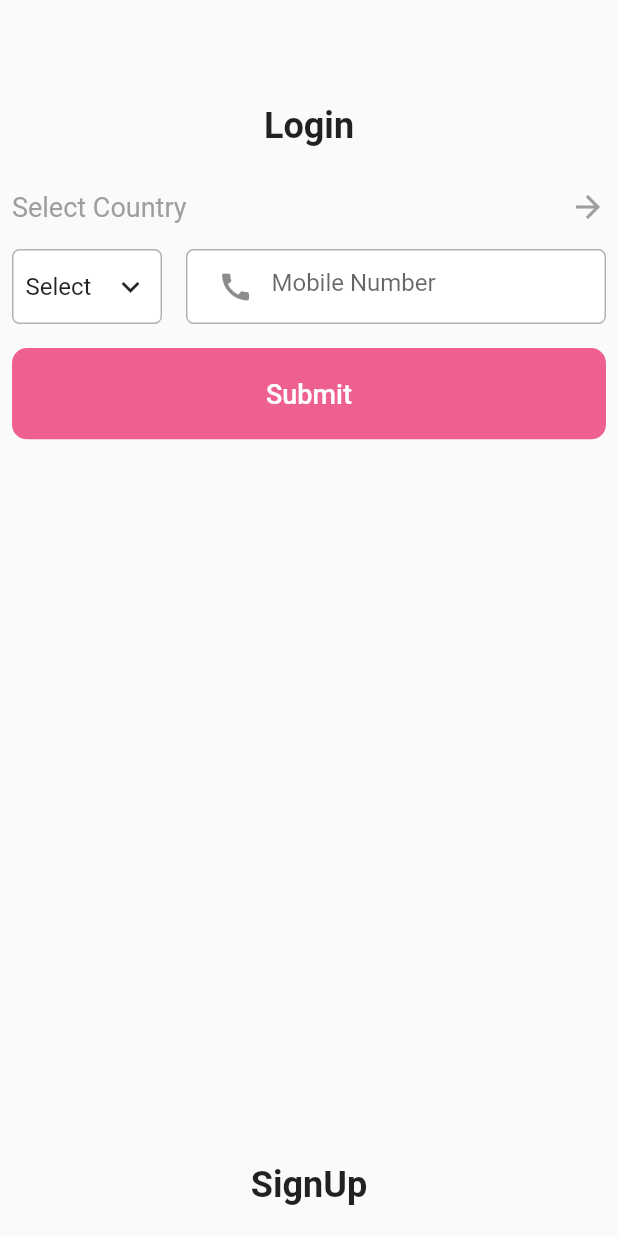
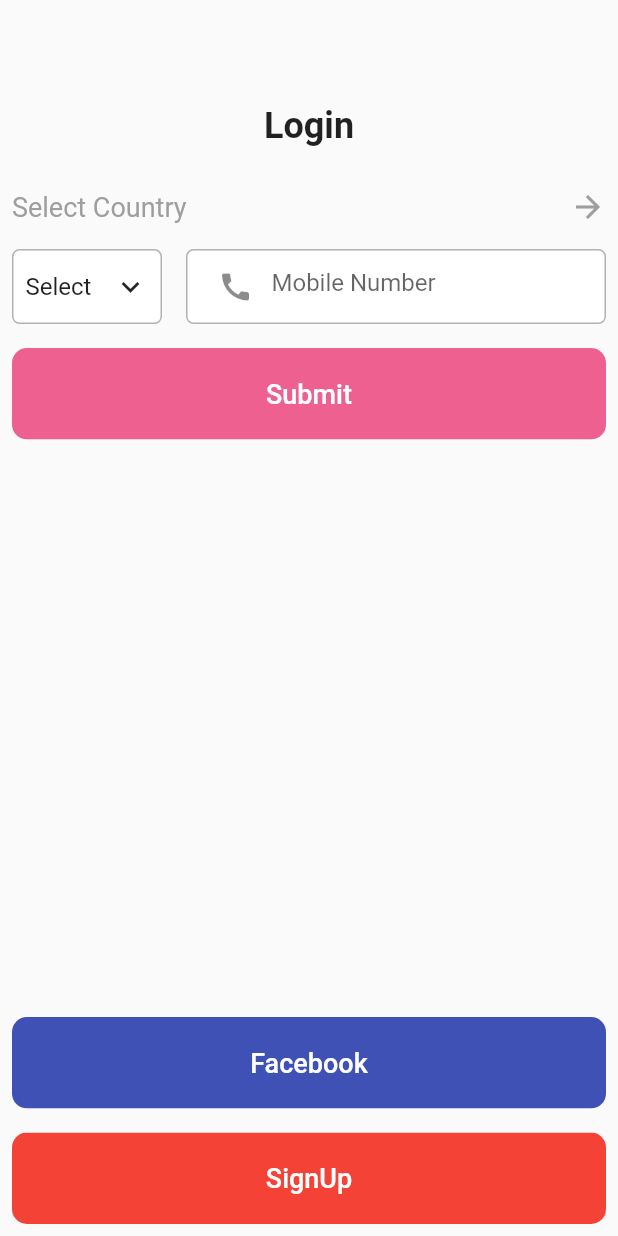
Before and after one commit to 2519325088/flutter_mmhelper, a Flutter app: the screen it shows after launch, on a phone screen of 412 x 824 dp. Run offline on Flutter 3.47's test engine with Material 2 defaults, Android fonts, the light colour scheme and no system bars; our stand-ins replace cloud_firestore, dio, firebase_auth; missing offline and left inert: after_init, flutter_facebook_login; accounts and stored records are empty.

Commit message:
- project create

```diff
--- /dev/null
+++ b/lib/Models/FacebookModel.dart
@@ -0,0 +1,41 @@
+// To parse this JSON data, do
+//
+//     final facebookdata = facebookdataFromJson(jsonString);
+
+import 'dart:convert';
+
+Facebookdata facebookdataFromJson(String str) => Facebookdata.fromJson(json.decode(str));
+
+String facebookdataToJson(Facebookdata data) => json.encode(data.toJson());
+
+class Facebookdata {
+  String name;
+  String firstName;
+  String lastName;
+  String email;
+  String id;
+
+  Facebookdata({
+    this.name,
+    this.firstName,
+    this.lastName,
+    this.email,
+    this.id,
+  });
+
+  factory Facebookdata.fromJson(Map<String, dynamic> json) => new Facebookdata(
+    name: json["name"] == null ? null : json["name"],
+    firstName: json["first_name"] == null ? null : json["first_name"],
+    lastName: json["last_name"] == null ? null : json["last_name"],
+    email: json["email"] == null ? null : json["email"],
+    id: json["id"] == null ? null : json["id"],
+  );
+
+  Map<String, dynamic> toJson() => {
+    "name": name == null ? null : name,
+    "first_name": firstName == null ? null : firstName,
+    "last_name": lastName == null ? null : lastName,
+    "email": email == null ? null : email,
+    "id": id == null ? null : id,
+  };
+}
--- a/lib/ui/Dashboard.dart
+++ b/lib/ui/Dashboard.dart
@@ -1,5 +1,6 @@
 import 'package:firebase_auth/firebase_auth.dart';
 import 'package:flutter/material.dart';
+import 'package:flutter_facebook_login/flutter_facebook_login.dart';
 import 'package:flutter_mmhelper/ui/LoginScreen.dart';
 
 class Dashboard extends StatefulWidget {
@@ -9,6 +10,7 @@
 
 class _DashboardState extends State<Dashboard> {
   final _firebaseAuth = FirebaseAuth.instance;
+  final facebookLogin = FacebookLogin();
   @override
   Widget build(BuildContext context) {
     return Scaffold(
@@ -20,6 +22,7 @@
           child: FlatButton(
             onPressed: () {
               _firebaseAuth.signOut();
+              facebookLogin.logOut();
               Navigator.pushAndRemoveUntil(context,
                   MaterialPageRoute(builder: (context) {
                     return LoginScreen();
--- a/lib/ui/LoginScreen.dart
+++ b/lib/ui/LoginScreen.dart
@@ -1,7 +1,11 @@
 import 'package:after_init/after_init.dart';
 import 'package:firebase_auth/firebase_auth.dart';
 import 'package:flutter/material.dart';
+import 'package:flutter_facebook_login/flutter_facebook_login.dart';
+import 'package:flutter_mmhelper/Models/FacebookModel.dart';
+import 'package:flutter_mmhelper/Models/FlContentModel.dart';
 import 'package:flutter_mmhelper/services/GetCountryListService.dart';
+import 'package:flutter_mmhelper/services/database.dart';
 import 'package:flutter_mmhelper/ui/SignUpScreen.dart';
 import 'package:provider/provider.dart';
 import 'package:flutter/services.dart';
@@ -24,13 +28,13 @@
   String _message = '';
   String _verificationId;
   bool isShowSms = false;
+  Facebookdata facebookdata = Facebookdata();
 
   @override
   void didInitState() {
     var getCountryList = Provider.of<GetCountryListService>(context);
     getCountryList.getCountryList();
   }
-
 
   void _verifyPhoneNumber() async {
     var getCountryList = Provider.of<GetCountryListService>(context);
@@ -119,7 +123,6 @@
         } else {
           _message = 'Sign in failed';
         }
-
       } on PlatformException catch (e) {
         PlatformExceptionAlertDialog(
           title: 'Operation failed',
@@ -134,23 +137,53 @@
   }
 
   @override
-  Future<User> createUserWithEmailAndPassword(
-      {String email, String password}) async {
-    try {
-      final authResult = await _firebaseAuth.createUserWithEmailAndPassword(
-          email: email, password: password);
-      return null;
-    } on PlatformException catch (e) {
-      setState(() {
-        isLoading = false;
+  Future<User> signInWithFacebook() async {
+    final database = Provider.of<FirestoreDatabase>(context);
+    final facebookLogin = FacebookLogin();
+
+    final result = await facebookLogin.logIn(
+      ['email'],
+    );
+
+    if (result.status == FacebookLoginStatus.loggedIn) {
+      if (result.accessToken != null) {
+        final authResult = await _firebaseAuth.signInWithCredential(
+          FacebookAuthProvider.getCredential(
+            accessToken: result.accessToken.token,
+          ),
+        );
+        database
+            .facebookCall(scaffoldKey, result.accessToken.token)
+            .then((onValue) async {
+          final flContent = FlContent(
+            name: onValue.name ?? "",
+            email: onValue.email ?? "",
+          );
+          await database.createUser(flContent);
         });
-      PlatformExceptionAlertDialog(
-        title: 'Operation failed',
-        exception: e,
-      ).show(context);
-      FocusScope.of(context).requestFocus(FocusNode());
+        Navigator.pushAndRemoveUntil(context,
+            MaterialPageRoute(builder: (context) {
+          return Dashboard();
+        }), (Route<dynamic> route) => false);
+        return _userFromFirebase(authResult.user);
+      } else {
+        throw PlatformException(
+          code: 'ERROR_ABORTED_BY_USER',
+          message: 'Sign in aborted by user',
+        );
+      }
+    } else {
+      scaffoldKey.currentState.showSnackBar(SnackBar(
+        content: Text(result.status.toString()),
+      ));
+    }
+  }
+
+  User _userFromFirebase(FirebaseUser user) {
+    if (user == null) {
       return null;
     }
+    return User(uid: user.uid);
   }
 
   @override
@@ -294,7 +327,11 @@
                       ),
                     ],
                   ),
-                  isShowSms? Padding(
+                  isShowSms
+                      ? Column(
+                          crossAxisAlignment: CrossAxisAlignment.start,
+                          children: <Widget>[
+                            Padding(
                               padding: const EdgeInsets.all(8.0),
                               child: Column(
                                 crossAxisAlignment: CrossAxisAlignment.start,
@@ -302,17 +339,21 @@
                                   Container(
                                     decoration: BoxDecoration(
                                         border: Border.all(
-                                  color: Colors.black.withOpacity(0.3)),
-                              borderRadius:
-                                  BorderRadius.all(Radius.circular(5)),
+                                            color:
+                                                Colors.black.withOpacity(0.3)),
+                                        borderRadius: BorderRadius.all(
+                                            Radius.circular(5)),
                                         color: Colors.white),
                                     child: Padding(
-                            padding: const EdgeInsets.symmetric(horizontal: 8),
+                                      padding: const EdgeInsets.symmetric(
+                                          horizontal: 8),
                                       child: TextFormField(
                                         controller: _smsController,
-                              keyboardType: TextInputType.numberWithOptions(
+                                        keyboardType:
+                                            TextInputType.numberWithOptions(
                                                 signed: false, decimal: false),
-                              cursorColor: Theme.of(context).accentColor,
+                                        cursorColor:
+                                            Theme.of(context).accentColor,
                                         decoration: InputDecoration(
                                             prefixIcon: Icon(Icons.sms),
                                             hintText: "Enter SMS code",
@@ -322,19 +363,34 @@
                                   ),
                                 ],
                               ),
-                  ):SizedBox(),
+                            ),
+                            GestureDetector(
+                              onTap: () {
+                                _verifyPhoneNumber();
+                              },
+                              child: Padding(
+                                padding: const EdgeInsets.all(8.0),
+                                child: Text(
+                                  "Not received? Resend SMS",
+                                  style: TextStyle(fontSize: 16),
+                                ),
+                              ),
+                            )
+                          ],
+                        )
+                      : SizedBox(),
                   Padding(
                     padding: const EdgeInsets.all(8.0),
                     child: ClipRRect(
                       borderRadius: BorderRadius.all(Radius.circular(10)),
                       child: FlatButton(
-                        onPressed:(){
-                          if(isShowSms){
+                        onPressed: () {
+                          if (isShowSms) {
                             _signInWithPhoneNumber();
-                          }else{
+                          } else {
                             _verifyPhoneNumber();
                           }
-                        } ,
+                        },
                         child: Center(
                             child: Padding(
                           padding: const EdgeInsets.symmetric(
@@ -354,20 +410,59 @@
               Expanded(
                 child: Align(
                   alignment: Alignment.bottomCenter,
+                  child: Column(
+                    mainAxisAlignment: MainAxisAlignment.end,
+                    children: <Widget>[
+                      Padding(
+                        padding: const EdgeInsets.all(8.0),
+                        child: ClipRRect(
+                          borderRadius: BorderRadius.all(Radius.circular(10)),
+                          child: FlatButton(
+                            onPressed: () {
+                              signInWithFacebook();
+                            },
+                            child: Center(
                                 child: Padding(
                               padding: const EdgeInsets.symmetric(
-                        horizontal: 16, vertical: 20),
-                    child: GestureDetector(
-                        onTap: () {
+                                  horizontal: 100, vertical: 20),
+                              child: Text(
+                                "Facebook",
+                                style: TextStyle(
+                                    color: Colors.white, fontSize: 18),
+                              ),
+                            )),
+                            shape: RoundedRectangleBorder(),
+                            color: Colors.indigo,
+                          ),
+                        ),
+                      ),
+                      Padding(
+                        padding: const EdgeInsets.all(8.0),
+                        child: ClipRRect(
+                          borderRadius: BorderRadius.all(Radius.circular(10)),
+                          child: FlatButton(
+                            onPressed: () {
                               Navigator.of(context)
                                   .push(MaterialPageRoute(builder: (context) {
                                 return SignUpScreen();
                               }));
                             },
+                            child: Center(
+                                child: Padding(
+                              padding: const EdgeInsets.symmetric(
+                                  horizontal: 100, vertical: 20),
                               child: Text(
                                 "SignUp",
-                          style: TextStyle(fontWeight: FontWeight.bold,fontSize: 24),
+                                style: TextStyle(
+                                    color: Colors.white, fontSize: 18),
+                              ),
                             )),
+                            shape: RoundedRectangleBorder(),
+                            color: Colors.red,
+                          ),
+                        ),
+                      ),
+                    ],
                   ),
                 ),
               ),
--- a/pubspec.yaml
+++ b/pubspec.yaml
@@ -23,6 +23,8 @@
   after_init: ^0.1.2
   cloud_firestore: ^0.13.2+1
   firebase_auth: ^0.15.4
+  flutter_facebook_login: ^3.0.0
+  dio: ^3.0.8
 
   # The following adds the Cupertino Icons font to your application.
   # Use with the CupertinoIcons class for iOS style icons.
```
Also changed, not shown: lib/services/database.dart (+20 -6 lines), lib/ui/SignUpScreen.dart (+0 -12 lines), pubspec.lock, 2 other files. Lines whose indentation alone changed are shown as unchanged.
